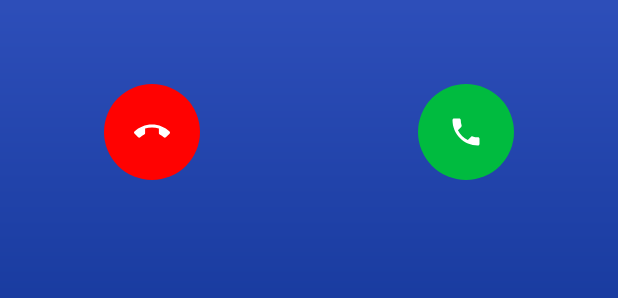
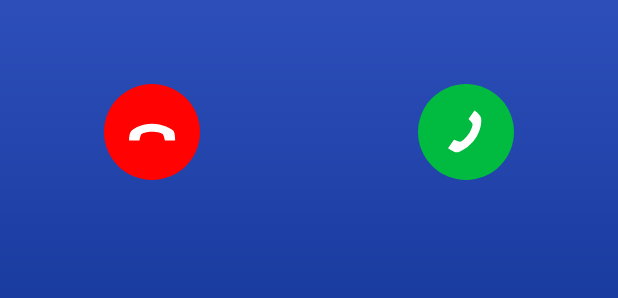
Before and after one commit to mozilla9025/WebRtcClient, an Android app: the layout include_incoming_call.xml on its own in the app's theme, with its tools: preview values and no code run, on a phone screen of 412 x 824 dp. Shown: the part 828-1126 px from the top of the screen. Run offline under Robolectric (Android 15) with nearby library versions, the light colour scheme and no system bars.

Commit message:
icons changed

```diff
--- a/app/src/main/res/drawable/ic_accept_call.xml
+++ b/app/src/main/res/drawable/ic_accept_call.xml
@@ -1,9 +1,5 @@
-<vector xmlns:android="http://schemas.android.com/apk/res/android"
-        android:width="24dp"
-        android:height="24dp"
-        android:viewportWidth="24.0"
-        android:viewportHeight="24.0">
-    <path
-        android:fillColor="#ffffff"
-        android:pathData="M6.62,10.79c1.44,2.83 3.76,5.14 6.59,6.59l2.2,-2.2c0.27,-0.27 0.67,-0.36 1.02,-0.24 1.12,0.37 2.33,0.57 3.57,0.57 0.55,0 1,0.45 1,1V20c0,0.55 -0.45,1 -1,1 -9.39,0 -17,-7.61 -17,-17 0,-0.55 0.45,-1 1,-1h3.5c0.55,0 1,0.45 1,1 0,1.25 0.2,2.45 0.57,3.57 0.11,0.35 0.03,0.74 -0.25,1.02l-2.2,2.2z"/>
+<vector xmlns:android="http://schemas.android.com/apk/res/android" android:height="24dp"
+        android:viewportHeight="46" android:viewportWidth="46" android:width="24dp">
+    <path android:fillColor="#FFF" android:fillType="evenOdd"
+          android:pathData="M27.065,12.678l-2.855,4.078c1.245,1.283 1.89,2.11 1.932,2.48 0.065,0.554 -0.489,2.71 -1.979,4.839 -1.49,2.128 -3.355,3.54 -3.935,3.606 -0.386,0.045 -1.39,-0.267 -3.013,-0.935l-2.812,4.015c1.88,1.317 3.273,1.984 4.178,2.001 1.357,0.026 5.94,-2.388 8.76,-6.416 2.82,-4.028 3.17,-8.069 2.914,-9.841 -0.17,-1.182 -1.234,-2.457 -3.19,-3.827z"/>
 </vector>
--- a/app/src/main/res/drawable/ic_call_end.xml
+++ b/app/src/main/res/drawable/ic_call_end.xml
@@ -1,9 +1,5 @@
-<vector xmlns:android="http://schemas.android.com/apk/res/android"
-        android:width="24dp"
-        android:height="24dp"
-        android:viewportWidth="24.0"
-        android:viewportHeight="24.0">
-    <path
-        android:fillColor="#FF000000"
-        android:pathData="M12,9c-1.6,0 -3.15,0.25 -4.6,0.72v3.1c0,0.39 -0.23,0.74 -0.56,0.9 -0.98,0.49 -1.87,1.12 -2.66,1.85 -0.18,0.18 -0.43,0.28 -0.7,0.28 -0.28,0 -0.53,-0.11 -0.71,-0.29L0.29,13.08c-0.18,-0.17 -0.29,-0.42 -0.29,-0.7 0,-0.28 0.11,-0.53 0.29,-0.71C3.34,8.78 7.46,7 12,7s8.66,1.78 11.71,4.67c0.18,0.18 0.29,0.43 0.29,0.71 0,0.28 -0.11,0.53 -0.29,0.71l-2.48,2.48c-0.18,0.18 -0.43,0.29 -0.71,0.29 -0.27,0 -0.52,-0.11 -0.7,-0.28 -0.79,-0.74 -1.69,-1.36 -2.67,-1.85 -0.33,-0.16 -0.56,-0.5 -0.56,-0.9v-3.1C15.15,9.25 13.6,9 12,9z"/>
+<vector xmlns:android="http://schemas.android.com/apk/res/android" android:height="24dp"
+        android:viewportHeight="46" android:viewportWidth="46" android:width="24dp">
+    <path android:fillColor="#FFF" android:fillType="evenOdd"
+          android:pathData="M12,27.066h4.978c0.337,-1.756 0.644,-2.758 0.923,-3.005 0.417,-0.371 2.5,-1.155 5.099,-1.155 2.598,0 4.825,0.718 5.211,1.155 0.258,0.29 0.58,1.292 0.962,3.005h4.903c0,-2.296 -0.253,-3.819 -0.757,-4.57C32.56,21.37 27.955,19 23.038,19c-4.917,0 -8.428,2.031 -9.733,3.258 -0.87,0.817 -1.305,2.42 -1.305,4.808z"/>
 </vector>
--- a/app/src/main/res/layout/include_incoming_call.xml
+++ b/app/src/main/res/layout/include_incoming_call.xml
@@ -38,6 +38,7 @@
             android:layout_height="@dimen/dp64"
             android:background="@drawable/selector_green_btn"
             android:src="@drawable/ic_accept_call"
+            android:scaleType="centerCrop"
             android:tint="@color/white"
             app:layout_constraintBottom_toBottomOf="parent"
             app:layout_constraintEnd_toEndOf="parent"
@@ -49,6 +50,7 @@
             android:layout_width="@dimen/dp64"
             android:layout_height="@dimen/dp64"
             android:background="@drawable/selector_red_btn"
+            android:scaleType="centerCrop"
             android:src="@drawable/ic_call_end"
             android:tint="@color/white"
             app:layout_constraintBottom_toBottomOf="parent"
--- a/app/src/main/res/layout/include_outgoing_call.xml
+++ b/app/src/main/res/layout/include_outgoing_call.xml
@@ -21,7 +21,7 @@
         app:layout_constraintStart_toStartOf="parent"
         app:layout_constraintTop_toTopOf="parent"
         app:layout_constraintVertical_bias="0.2"
-        tools:text="Marti Valencia" />
+        tools:text="Marti Valencia"/>
 
     <ImageButton
         android:id="@+id/btnCancelCall"
@@ -30,10 +30,11 @@
         android:background="@drawable/selector_red_btn"
         android:src="@drawable/ic_call_end"
         android:tint="@color/white"
+        android:scaleType="centerCrop"
         app:layout_constraintBottom_toBottomOf="parent"
         app:layout_constraintEnd_toEndOf="parent"
         app:layout_constraintStart_toStartOf="parent"
         app:layout_constraintTop_toTopOf="parent"
-        app:layout_constraintVertical_bias="0.8" />
+        app:layout_constraintVertical_bias="0.8"/>
 
 </androidx.constraintlayout.widget.ConstraintLayout>
--- a/app/src/main/res/values/colors.xml
+++ b/app/src/main/res/values/colors.xml
@@ -24,7 +24,7 @@
     <color name="textColorHint">#bcbcbc</color>
     <color name="textColorHintDark">#686868</color>
 
-    <color name="transparent_white">#92DBDBDB</color>
+    <color name="transparent_white">#CCDBDBDB</color>
     <color name="transparent">#00FFFFFF</color>
 
     <color name="grey">#bbbbbb</color>
@@ -32,4 +32,6 @@
     <color name="color4e4e4e">#4e4e4e</color>
     <color name="colorf4f4f4">#f4f4f4</color>
     <color name="color313131">#313131</color>
+
+    <color name="callButtonsTint">#555555</color>
 </resources>
```
Also changed, not shown: app/src/main/res/drawable/ic_cam.xml (+4 -8 lines), app/src/main/res/drawable/ic_cam_off.xml (+8 -8 lines), app/src/main/res/drawable/ic_mic.xml (+11 -8 lines), app/src/main/res/drawable/ic_mic_off.xml (+14 -8 lines), app/src/main/res/drawable/ic_speaker_off.xml (+11 -8 lines), app/src/main/res/drawable/ic_speaker_on.xml (+6 -8 lines), app/src/main/res/drawable/ic_switch_cam.xml (+11 -8 lines), app/src/main/res/layout/include_active_call.xml (+15 -11 lines). Lines whose indentation alone changed are shown as unchanged.
